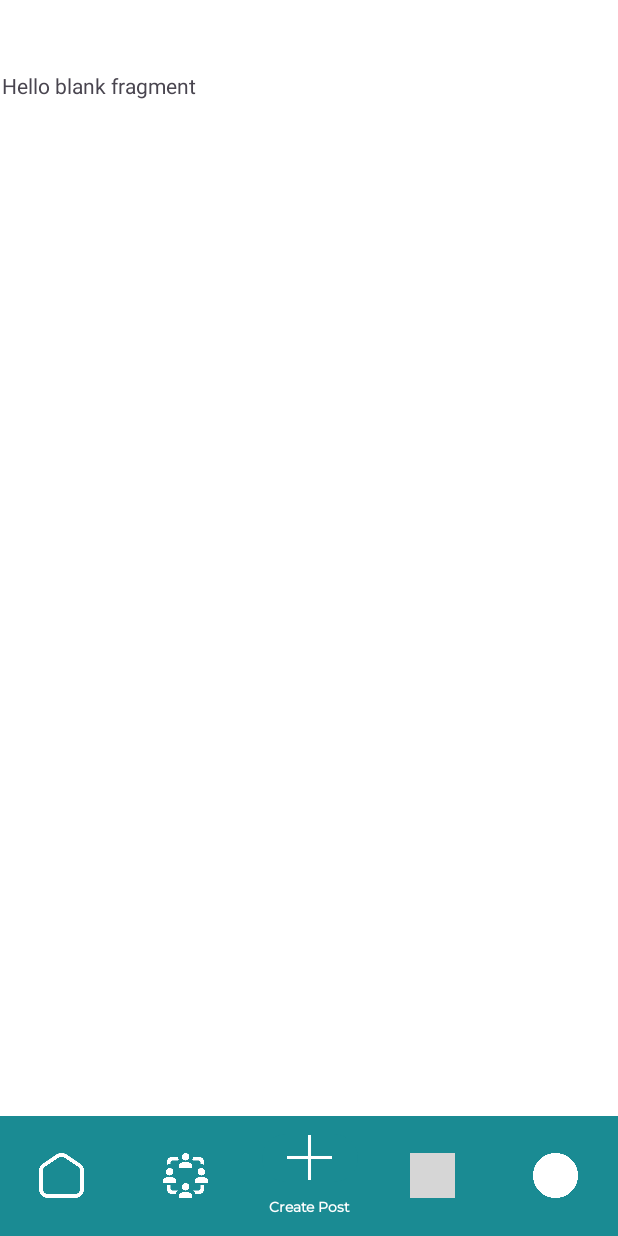
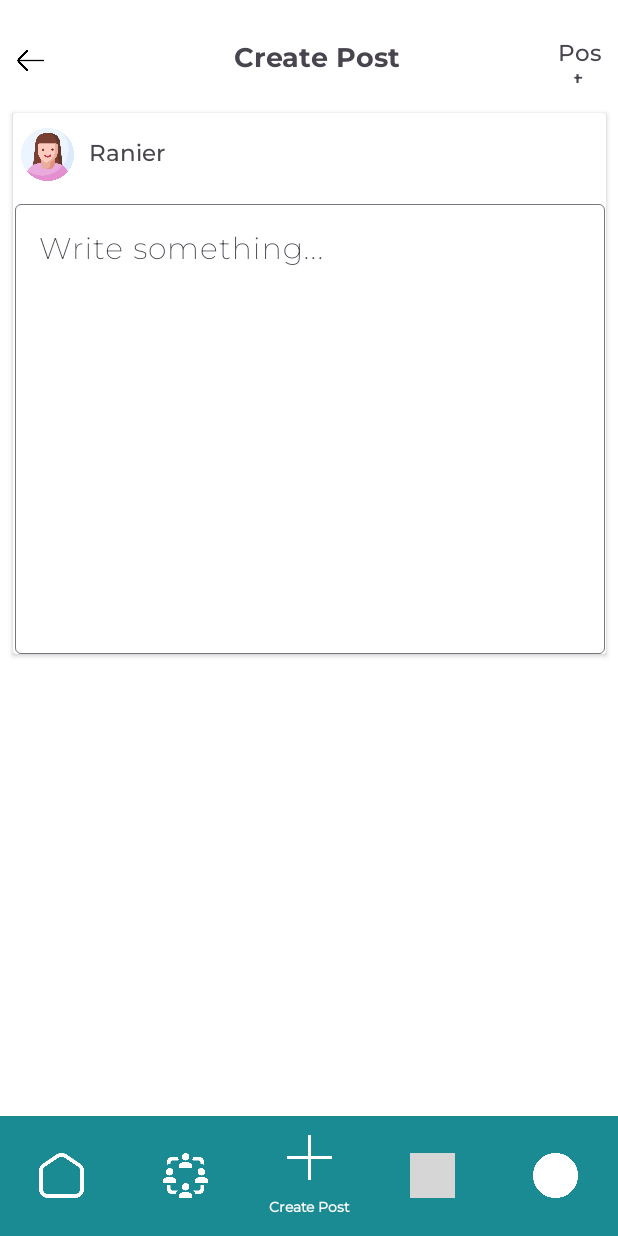
Before and after one commit to rdaavee/PHINMAKatanungan_mobile, an Android app: the ProfileFragment screen opened through its navigation route, item 3 of the bottom bar chosen, on a phone screen of 412 x 824 dp. Run offline under Robolectric (Android 15) with nearby library versions, the light colour scheme and no system bars; our stand-ins replace navigation-ui; grey boxes are pictures that could not be loaded.

Commit message:
Bottom nav/fragment fixes.

```diff
--- a/app/build.gradle.kts
+++ b/app/build.gradle.kts
@@ -47,11 +47,13 @@ dependencies {
     implementation("androidx.appcompat:appcompat:1.6.1")
     implementation("com.google.android.material:material:1.11.0")
     implementation("androidx.constraintlayout:constraintlayout:2.1.4")
-    implementation("androidx.navigation:navigation-fragment-ktx:2.7.7")
-    implementation("androidx.navigation:navigation-ui-ktx:2.7.7")
     testImplementation("junit:junit:4.13.2")
     androidTestImplementation("androidx.test.ext:junit:1.1.5")
     androidTestImplementation("androidx.test.espresso:espresso-core:3.5.1")
+
+    //navcontroller
+    implementation ("androidx.navigation:navigation-fragment-ktx:2.7.7")
+    implementation ("androidx.navigation:navigation-ui-ktx:2.7.7")
 
     //splashscreen
     implementation("androidx.core:core-splashscreen:1.0.1")
--- /dev/null
+++ b/app/src/main/java/com/example/phinmakatanungan_mobile/activities/CreatePostFragment.kt
@@ -0,0 +1,18 @@
+package com.example.phinmakatanungan_mobile.activities
+
+import android.os.Bundle
+import androidx.fragment.app.Fragment
+import android.view.LayoutInflater
+import android.view.View
+import android.view.ViewGroup
+import com.example.phinmakatanungan_mobile.R
+
+class CreatePostFragment : Fragment() {
+    override fun onCreateView(
+        inflater: LayoutInflater, container: ViewGroup?,
+        savedInstanceState: Bundle?
+    ): View? {
+        // Inflate the layout for this fragment
+        return inflater.inflate(R.layout.fragment_create_post, container, false)
+    }
+}
--- a/app/src/main/java/com/example/phinmakatanungan_mobile/activities/DashboardActivity.kt
+++ b/app/src/main/java/com/example/phinmakatanungan_mobile/activities/DashboardActivity.kt
@@ -12,7 +12,7 @@ import com.example.phinmakatanungan_mobile.api.PHINMAClient
 class DashboardActivity : AppCompatActivity() {
 
     private lateinit var sharedPreferences : SharedPreferences
-    override fun onCreate(savedInstanceState: Bundle?) {
+        override fun onCreate(savedInstanceState: Bundle?) {
         super.onCreate(savedInstanceState)
         setContentView(R.layout.activity_dashboard)
 
@@ -23,7 +23,6 @@ class DashboardActivity : AppCompatActivity() {
             signOut()
         }
     }
-
     private fun signOut() {
         Log.d("SignOut", "Current token before removal: " + sharedPreferences.getString("authToken", "Not Found"))
         // remove the token from SharedPreferences
--- /dev/null
+++ b/app/src/main/java/com/example/phinmakatanungan_mobile/activities/DepartmentFragment.kt
@@ -0,0 +1,18 @@
+package com.example.phinmakatanungan_mobile.activities
+
+import android.os.Bundle
+import androidx.fragment.app.Fragment
+import android.view.LayoutInflater
+import android.view.View
+import android.view.ViewGroup
+import com.example.phinmakatanungan_mobile.R
+
+class DepartmentFragment : Fragment() {
+    override fun onCreateView(
+        inflater: LayoutInflater, container: ViewGroup?,
+        savedInstanceState: Bundle?
+    ): View? {
+        // Inflate the layout for this fragment
+        return inflater.inflate(R.layout.fragment_department, container, false)
+    }
+}
--- a/app/src/main/java/com/example/phinmakatanungan_mobile/activities/LoginActivity.kt
+++ b/app/src/main/java/com/example/phinmakatanungan_mobile/activities/LoginActivity.kt
@@ -88,7 +88,7 @@ class LoginActivity : AppCompatActivity() {
                                 saveTokenToSharedPreferences(tokenFromApi)
 
                                 Toast.makeText(applicationContext, response.body()!!.message, Toast.LENGTH_LONG).show()
-                                startActivity(Intent(this@LoginActivity, DashboardActivity::class.java))
+                                startActivity(Intent(this@LoginActivity, MainActivity::class.java))
                                 finish()
                             } else {
                                 val errorMessage: String = try {
--- a/app/src/main/java/com/example/phinmakatanungan_mobile/activities/MainActivity.kt
+++ b/app/src/main/java/com/example/phinmakatanungan_mobile/activities/MainActivity.kt
@@ -1,34 +1,41 @@
 package com.example.phinmakatanungan_mobile.activities
 
+import android.content.SharedPreferences
 import android.os.Bundle
 import androidx.appcompat.app.AppCompatActivity
+import androidx.navigation.NavController
 import androidx.navigation.findNavController
+import androidx.fragment.app.FragmentManager
+import androidx.navigation.fragment.NavHostFragment
+import androidx.navigation.fragment.findNavController
 import androidx.navigation.ui.AppBarConfiguration
 import androidx.navigation.ui.setupActionBarWithNavController
 import androidx.navigation.ui.setupWithNavController
 import com.example.phinmakatanungan_mobile.R
 import com.google.android.material.bottomnavigation.BottomNavigationView
 
+
 class MainActivity : AppCompatActivity() {
 
+    private lateinit var navController: NavController
+    private lateinit var sharedPreferences: SharedPreferences
+
     override fun onCreate(savedInstanceState: Bundle?) {
-
         super.onCreate(savedInstanceState)
         setContentView(R.layout.activity_main)
 
+        sharedPreferences = getSharedPreferences("myPreference", MODE_PRIVATE)
+
+        val navHostFragment = supportFragmentManager.findFragmentById(R.id.fragment) as NavHostFragment
+        navController = navHostFragment.navController
+
         val bottomNavigationView = findViewById<BottomNavigationView>(R.id.bottomNav)
-        val navController = findNavController(R.id.fragment)
+        bottomNavigationView.setupWithNavController(navController)
+    }
 
-        val appBarConfiguration = AppBarConfiguration(
-            setOf(
-                R.id.dashboardFragment,
-                R.id.departmentFragment,
-                R.id.profileFragment
-            )
-        )
-        setupActionBarWithNavController(navController, appBarConfiguration)
-
-        bottomNavigationView.setupWithNavController(navController)
-
+    private fun getAuthToken(): String {
+        // Retrieve authToken from SharedPreferences
+        val authToken = sharedPreferences.getString("authToken", "")
+        return "Bearer $authToken"
     }
 }
--- /dev/null
+++ b/app/src/main/java/com/example/phinmakatanungan_mobile/activities/SearchFragment.kt
@@ -0,0 +1,18 @@
+package com.example.phinmakatanungan_mobile.activities
+
+import android.os.Bundle
+import androidx.fragment.app.Fragment
+import android.view.LayoutInflater
+import android.view.View
+import android.view.ViewGroup
+import com.example.phinmakatanungan_mobile.R
+
+class SearchFragment : Fragment() {
+    override fun onCreateView(
+        inflater: LayoutInflater, container: ViewGroup?,
+        savedInstanceState: Bundle?
+    ): View? {
+        // Inflate the layout for this fragment
+        return inflater.inflate(R.layout.fragment_search, container, false)
+    }
+}
--- a/app/src/main/java/com/example/phinmakatanungan_mobile/activities/WelcomeActivity.kt
+++ b/app/src/main/java/com/example/phinmakatanungan_mobile/activities/WelcomeActivity.kt
@@ -30,7 +30,7 @@ class WelcomeActivity : AppCompatActivity() {
         val authToken = getAuthToken()
         if (authToken.isNotEmpty()) {
             // Redirect to DashboardActivity
-            startActivity(Intent(this@WelcomeActivity, DashboardActivity::class.java))
+            startActivity(Intent(this@WelcomeActivity, MainActivity::class.java))
             finish()  // Finish LoginActivity to prevent the user from navigating back
         }else {
                 // Log the absence of a token
--- a/app/src/main/res/layout/activity_create_post.xml
+++ b/app/src/main/res/layout/activity_create_post.xml
@@ -45,7 +45,7 @@
                 android:layout_height="30dp"
                 android:text="Post"
                 android:textSize="15sp"
-                android:fontFamily="@font/montserrat_light"
+                android:fontFamily="@font/montserrat_medium"
                 android:gravity="center"
                 android:layout_gravity="end"
                 android:layout_marginStart="105dp"/>
--- a/app/src/main/res/layout/activity_main.xml
+++ b/app/src/main/res/layout/activity_main.xml
@@ -27,18 +27,15 @@
     <androidx.fragment.app.FragmentContainerView
         android:id="@+id/fragment"
         android:name="androidx.navigation.fragment.NavHostFragment"
-        android:layout_width="409dp"
-        android:layout_height="729dp"
-        android:layout_marginStart="1dp"
-        android:layout_marginTop="1dp"
-        android:layout_marginEnd="1dp"
-        android:layout_marginBottom="1dp"
+        android:layout_width="match_parent"
+        android:layout_height="match_parent"
         app:defaultNavHost="true"
+        app:navGraph="@navigation/navigation"
+        app:layout_constraintTop_toTopOf="parent"
         app:layout_constraintBottom_toBottomOf="parent"
-        app:layout_constraintEnd_toEndOf="parent"
         app:layout_constraintStart_toStartOf="parent"
-        app:layout_constraintTop_toTopOf="parent"
-        app:navGraph="@navigation/navigation" />
+        app:layout_constraintEnd_toEndOf="parent" />
+
 
 
 </androidx.constraintlayout.widget.ConstraintLayout>
--- /dev/null
+++ b/app/src/main/res/layout/fragment_create_post.xml
@@ -0,0 +1,126 @@
+<?xml version="1.0" encoding="utf-8"?>
+<androidx.constraintlayout.widget.ConstraintLayout xmlns:android="http://schemas.android.com/apk/res/android"
+    xmlns:app="http://schemas.android.com/apk/res-auto"
+    xmlns:tools="http://schemas.android.com/tools"
+    android:layout_width="match_parent"
+    android:layout_height="match_parent"
+    android:background="@color/bg_color_secondary"
+    tools:context=".activities.CreatePostActivity">
+
+    <LinearLayout
+        android:id="@+id/ll_headerHolder"
+        android:layout_width="match_parent"
+        android:layout_height="wrap_content"
+        android:layout_marginTop="25dp"
+        android:layout_marginStart="5dp"
+        android:layout_marginEnd="5dp"
+        app:layout_constraintStart_toStartOf="parent"
+        app:layout_constraintEnd_toEndOf="parent"
+        app:layout_constraintTop_toTopOf="parent"
+        android:orientation="horizontal">
+
+
+        <ImageView
+            android:id="@+id/iv_backBtnCreate"
+            android:layout_width="30dp"
+            android:layout_height="30dp"
+            android:src="@drawable/back_btn"
+            android:layout_marginEnd="100dp"
+            tools:ignore="ContentDescription" />
+
+        <TextView
+            android:id="@+id/tv_createPost"
+            android:layout_width="wrap_content"
+            android:layout_height="30dp"
+            android:text="Create Post"
+            android:textSize="18sp"
+            android:fontFamily="@font/montserrat_bold"
+            android:gravity="center"
+            android:layout_gravity="center"
+            android:layout_marginStart="20dp"/>
+
+        <TextView
+            android:id="@+id/tv_postBtn"
+            android:layout_width="match_parent"
+            android:layout_height="30dp"
+            android:text="Post"
+            android:textSize="15sp"
+            android:fontFamily="@font/montserrat_medium"
+            android:gravity="center"
+            android:layout_gravity="end"
+            android:layout_marginEnd="5dp"
+            android:layout_marginStart="105dp"/>
+
+    </LinearLayout>
+
+    <androidx.cardview.widget.CardView
+        android:layout_width="395dp"
+        android:layout_height="wrap_content"
+        android:layout_marginTop="20dp"
+        app:layout_constraintTop_toBottomOf="@+id/ll_headerHolder"
+        app:layout_constraintEnd_toEndOf="parent"
+        app:layout_constraintStart_toStartOf="parent">
+
+        <androidx.constraintlayout.widget.ConstraintLayout
+            android:layout_width="395dp"
+            android:layout_height="wrap_content">
+
+            <LinearLayout
+                android:id="@+id/ll_detailHolder"
+                android:layout_width="395dp"
+                android:layout_height="wrap_content"
+                android:orientation="horizontal"
+                app:layout_constraintStart_toStartOf="parent"
+                app:layout_constraintEnd_toEndOf="parent"
+                app:layout_constraintTop_toTopOf="parent">
+
+                <ImageView
+                    android:layout_width="35dp"
+                    android:layout_height="35dp"
+                    android:layout_marginStart="5dp"
+                    android:layout_marginTop="10dp"
+                    android:src="@drawable/profile_icon"/>
+
+                <TextView
+                    android:layout_width="wrap_content"
+                    android:layout_height="wrap_content"
+                    android:text="Ranier"
+                    android:layout_gravity="center_vertical"
+                    android:textSize="15sp"
+                    android:fontFamily="@font/montserrat_medium"
+                    android:layout_marginStart="10dp"
+                    android:layout_marginTop="5dp"/>
+
+            </LinearLayout>
+
+            <androidx.constraintlayout.widget.ConstraintLayout
+                android:layout_width="match_parent"
+                android:layout_height="wrap_content"
+                android:layout_marginTop="10dp"
+                app:layout_constraintTop_toBottomOf="@+id/ll_detailHolder">
+
+                <com.google.android.material.textfield.TextInputLayout
+                    android:layout_width="393dp"
+                    android:layout_height="match_parent"
+                    app:boxStrokeWidth="0.1dp"
+                    app:layout_constraintStart_toStartOf="parent"
+                    app:layout_constraintEnd_toEndOf="parent">
+
+                    <com.google.android.material.textfield.TextInputEditText
+                        android:id="@+id/et_postDescription"
+                        android:layout_width="match_parent"
+                        android:layout_height="300dp"
+                        android:gravity="top|start"
+                        android:hint="Write something..."
+                        android:textSize="20sp"
+                        android:fontFamily="@font/montserrat_extralight"/>
+
+                </com.google.android.material.textfield.TextInputLayout>
+
+            </androidx.constraintlayout.widget.ConstraintLayout>
+
+        </androidx.constraintlayout.widget.ConstraintLayout>
+
+    </androidx.cardview.widget.CardView>
+
+</androidx.constraintlayout.widget.ConstraintLayout>
--- /dev/null
+++ b/app/src/main/res/layout/fragment_department.xml
@@ -0,0 +1,13 @@
+<?xml version="1.0" encoding="utf-8"?>
+<FrameLayout xmlns:android="http://schemas.android.com/apk/res/android"
+    xmlns:tools="http://schemas.android.com/tools"
+    android:layout_width="match_parent"
+    android:layout_height="match_parent"
+    tools:context=".activities.DepartmentFragment">
+
+    <TextView
+        android:layout_width="match_parent"
+        android:layout_height="match_parent"
+        android:text="DEPARTMENTS" />
+
+</FrameLayout>
--- a/app/src/main/res/layout/fragment_profile.xml
+++ b/app/src/main/res/layout/fragment_profile.xml
@@ -5,9 +5,14 @@
     android:layout_height="match_parent"
     tools:context=".activities.ProfileFragment">
 
-    <TextView
+    <Button
+        android:id="@+id/btnSignOut"
         android:layout_width="match_parent"
-        android:layout_height="match_parent"
-        android:text="@string/hello_blank_fragment" />
+        android:layout_height="wrap_content"
+        android:layout_marginStart="250dp"
+        android:backgroundTint="@color/text_color_logout"
+        android:text="LOG OUT"
+        android:textSize="20sp"/>
+
 
 </FrameLayout>
--- /dev/null
+++ b/app/src/main/res/layout/fragment_search.xml
@@ -0,0 +1,14 @@
+<?xml version="1.0" encoding="utf-8"?>
+<FrameLayout xmlns:android="http://schemas.android.com/apk/res/android"
+    xmlns:tools="http://schemas.android.com/tools"
+    android:layout_width="match_parent"
+    android:layout_height="match_parent"
+    tools:context=".activities.SearchFragment">
+
+    <!-- TODO: Update blank fragment layout -->
+    <TextView
+        android:layout_width="match_parent"
+        android:layout_height="match_parent"
+        android:text="SEARCH" />
+
+</FrameLayout>
--- a/app/src/main/res/menu/bottom_nav.xml
+++ b/app/src/main/res/menu/bottom_nav.xml
@@ -12,12 +12,12 @@
         android:title="Departments"/>
 
     <item
-        android:id="@+id/nav_create_post"
+        android:id="@+id/createPostFragment"
         android:icon="@drawable/create_post"
         android:title="Create Post"/>
 
     <item
-        android:id="@+id/nav_search"
+        android:id="@+id/searchFragment"
         android:icon="@drawable/search_icon"
         android:title="Search"/>
 
--- a/app/src/main/res/navigation/navigation.xml
+++ b/app/src/main/res/navigation/navigation.xml
@@ -9,12 +9,25 @@
         android:id="@+id/dashboardFragment"
         android:name="com.example.phinmakatanungan_mobile.activities.DashboardFragment"
         android:label="fragment_dashboard"
-        tools:layout="@layout/fragment_dashboard" >
-        <action android:id="@+id/action_dashboardFragment_to_profileFragment" />
-    </fragment>
+        tools:layout="@layout/fragment_dashboard" />
     <fragment
         android:id="@+id/profileFragment"
         android:name="com.example.phinmakatanungan_mobile.activities.ProfileFragment"
         android:label="fragment_profile"
         tools:layout="@layout/fragment_profile" />
+    <fragment
+        android:id="@+id/createPostFragment"
+        android:name="com.example.phinmakatanungan_mobile.activities.CreatePostFragment"
+        android:label="fragment_create_post"
+        tools:layout="@layout/fragment_create_post" />
+    <fragment
+        android:id="@+id/departmentFragment"
+        android:name="com.example.phinmakatanungan_mobile.activities.DepartmentFragment"
+        android:label="fragment_department"
+        tools:layout="@layout/fragment_department" />
+    <fragment
+        android:id="@+id/searchFragment"
+        android:name="com.example.phinmakatanungan_mobile.activities.SearchFragment"
+        android:label="fragment_search"
+        tools:layout="@layout/fragment_search" />
 </navigation>
```
